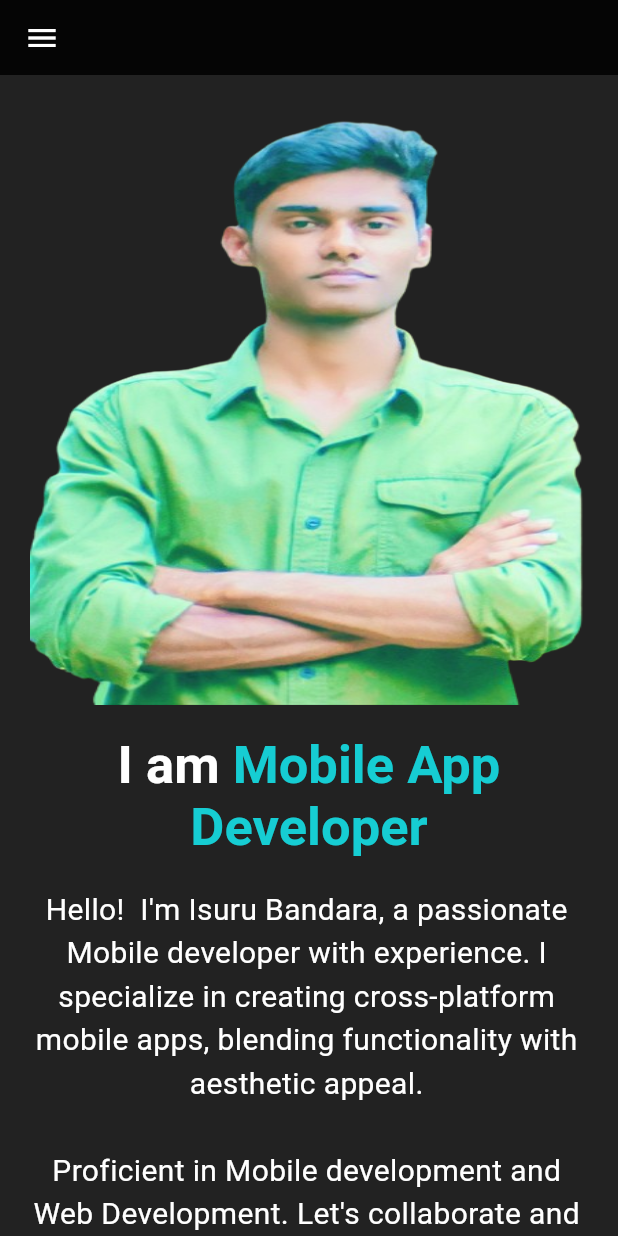
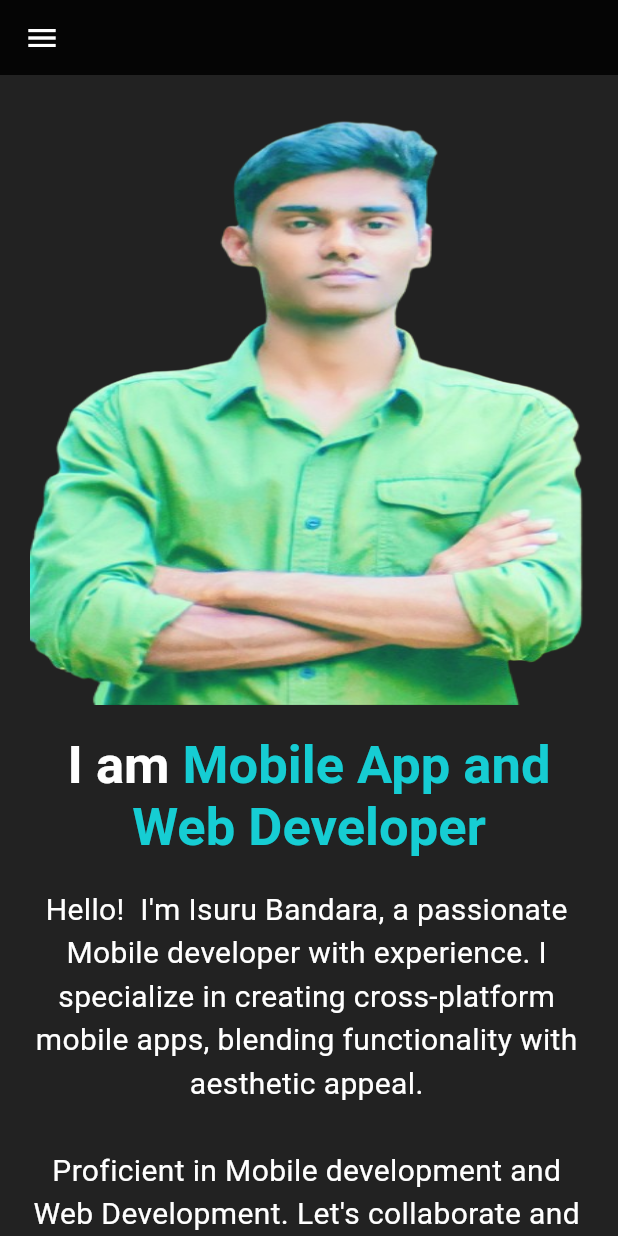
Before and after one commit to isurubandara1/Portfolio_Website, a Flutter app: the About screen opened directly, after a tap on "About", on a phone screen of 412 x 824 dp. Run offline on Flutter 3.47's test engine with Material 3 defaults, Android fonts, the phone set to English and light mode, and no system bars; our stand-ins replace cloud_firestore, device_preview, firebase_core, percent_indicator; missing offline and left inert: dart:html, file_saver, flutter_email_sender; accounts and stored records are empty.

Commit message:
praticular changes

```diff
--- a/lib/DeskTop/About.dart
+++ b/lib/DeskTop/About.dart
@@ -106,7 +106,7 @@ class _AboutState extends State<About> with SingleTickerProviderStateMixin {
                                         text: "I am ",
                                       ),
                                       TextSpan(
-                                        text: "Flutter Mobile App Developer",
+                                        text: "Mobile App and Web Developer",
                                         style: TextStyle(
                                           color:
                                               Color.fromARGB(255, 22, 205, 211),
@@ -188,7 +188,7 @@ class _AboutState extends State<About> with SingleTickerProviderStateMixin {
                                           color: Colors.blue, fontSize: 19),
                                     ),
                                     TextSpan(
-                                      text: "+94 704394554",
+                                      text: "+94 704394554 / +94 761210812",
                                       style: TextStyle(
                                           color: Colors.white, fontSize: 16),
                                     ),
@@ -208,7 +208,7 @@ class _AboutState extends State<About> with SingleTickerProviderStateMixin {
                                     ),
                                     TextSpan(
                                       text:
-                                          "Flutter , React Native, Firebase , Spring boot, Git , Github ",
+                                          "Flutter , React Native, React, Firebase , Spring boot, Git , Github ",
                                       style: TextStyle(
                                           color: Colors.white, fontSize: 16),
                                     ),
@@ -255,25 +255,6 @@ class _AboutState extends State<About> with SingleTickerProviderStateMixin {
                                 ),
                               ),
                             ),
-                            Padding(
-                              padding: EdgeInsets.only(left: 80, bottom: 30),
-                              child: RichText(
-                                text: TextSpan(
-                                  children: [
-                                    TextSpan(
-                                      text: "Experience  :   ",
-                                      style: TextStyle(
-                                          color: Colors.blue, fontSize: 19),
-                                    ),
-                                    TextSpan(
-                                      text: "1 year",
-                                      style: TextStyle(
-                                          color: Colors.white, fontSize: 16),
-                                    ),
-                                  ],
-                                ),
-                              ),
-                            ),
                             SlideTransition(
                               position: Tween<Offset>(
                                 begin: Offset(-1.0, 0.0),
@@ -284,7 +265,8 @@ class _AboutState extends State<About> with SingleTickerProviderStateMixin {
                                     Interval(0.5, 1.0, curve: Curves.easeInOut),
                               )),
                               child: Padding(
-                                padding: const EdgeInsets.only(left: 150),
+                                padding:
+                                    const EdgeInsets.only(left: 180, top: 10),
                                 child: ElevatedButton(
                                   onPressed: () {},
                                   style: ElevatedButton.styleFrom(
--- a/lib/Mobile/Mabout.dart
+++ b/lib/Mobile/Mabout.dart
@@ -60,7 +60,7 @@ class Mabout extends StatelessWidget {
                         text: "I am ",
                       ),
                       TextSpan(
-                        text: "Mobile App Developer",
+                        text: "Mobile App and Web Developer",
                         style: TextStyle(
                           color: Color.fromARGB(255, 22, 205, 211),
                         ),
@@ -119,7 +119,7 @@ class Mabout extends StatelessWidget {
               child: const Padding(
                 padding: EdgeInsets.only(left: 25, right: 10),
                 child: SelectableText(
-                  "+94 704394554",
+                  "+94 704394554\n+94 761210812",
                   style: TextStyle(color: Colors.white, fontSize: 20),
                 ),
               ),
@@ -132,7 +132,7 @@ class Mabout extends StatelessWidget {
               child: const Padding(
                 padding: EdgeInsets.only(left: 25, right: 10),
                 child: SelectableText(
-                  "Flutter, Firebase, React Native \n Spring Boot, Git, Github",
+                  "Flutter, React Native, React \n Firebase, Spring Boot, Git, Github",
                   textAlign: TextAlign.center,
                   style: TextStyle(
                     color: Colors.white,
@@ -161,7 +161,7 @@ class Mabout extends StatelessWidget {
               child: const Padding(
                 padding: EdgeInsets.only(left: 25, right: 10),
                 child: SelectableText(
-                  "I have a BSc. (Hons) in Computing & Information Systems degree and 1 year of experience.",
+                  "BSc. (Hons) in Computing & Information Systems Degree",
                   textAlign: TextAlign.center,
                   style: TextStyle(color: Colors.white, fontSize: 20),
                 ),
```
Also changed, not shown: 1 other file.
